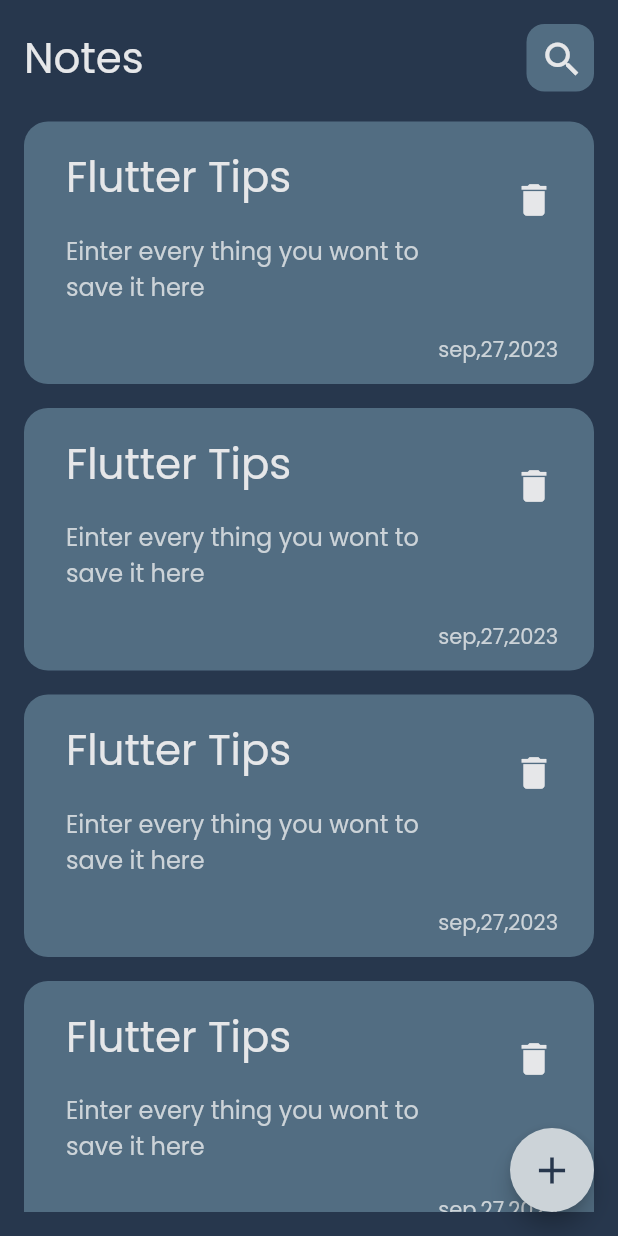
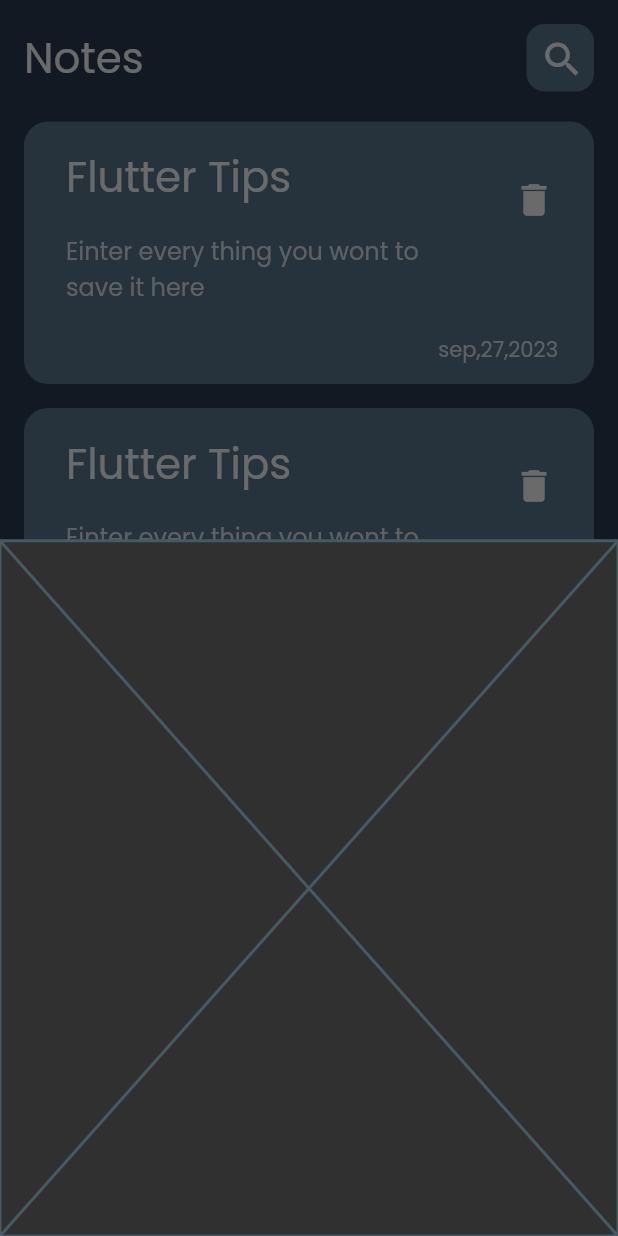
Before and after one commit to MohamedMohamedSaleh/notes_app, a Flutter app: the screen it shows after launch, after a tap on the "add" icon, on a phone screen of 412 x 824 dp. Run offline on Flutter 3.47's test engine with Material 2 defaults, Android fonts, the phone set to English and light mode, and no system bars.

Commit message:
add note bottom sheet

```diff
--- a/lib/main.dart
+++ b/lib/main.dart
@@ -1,5 +1,5 @@
 import 'package:flutter/material.dart';
-import 'package:notes_app/views/notes_view.dart';
+import 'views/notes_view.dart';
 
 import 'constants/colors.dart';
 
--- a/lib/views/notes_view.dart
+++ b/lib/views/notes_view.dart
@@ -1,7 +1,8 @@
 import 'package:flutter/material.dart';
-import 'package:notes_app/constants/colors.dart';
+import '/constants/colors.dart';
+import 'widgets/add_note_bottom_sheet.dart';
 
-import 'package:notes_app/views/widgets/notes_view_body.dart';
+import 'widgets/notes_view_body.dart';
 
 class NotesView extends StatelessWidget {
   const NotesView({super.key});
@@ -11,8 +12,18 @@ class NotesView extends StatelessWidget {
     return Scaffold(
       floatingActionButton: FloatingActionButton(
         backgroundColor: myBlackLight,
-        onPressed: () {},
-        child: Icon(Icons.add, size: 30,color: myBlack,),
+        onPressed: () {
+          showModalBottomSheet(
+              context: context,
+              builder: (context) {
+                return const AddNoteBottomSheet();
+              });
+        },
+        child: Icon(
+          Icons.add,
+          size: 30,
+          color: myBlack,
+        ),
       ),
       body: const NotesViewBody(),
     );
--- /dev/null
+++ b/lib/views/widgets/add_note_bottom_sheet.dart
@@ -0,0 +1,9 @@
+import 'package:flutter/material.dart';
+class AddNoteBottomSheet extends StatelessWidget {
+  const AddNoteBottomSheet({super.key});
+
+  @override
+  Widget build(BuildContext context) {
+    return const Placeholder();
+  }
+}
--- a/lib/views/widgets/custom_app_bar.dart
+++ b/lib/views/widgets/custom_app_bar.dart
@@ -1,5 +1,5 @@
 import 'package:flutter/material.dart';
-import 'package:notes_app/constants/colors.dart';
+import '../../constants/colors.dart';
 
 import 'custom_search_icon.dart';
 
--- a/lib/views/widgets/notes_list_view.dart
+++ b/lib/views/widgets/notes_list_view.dart
@@ -1,5 +1,5 @@
 import 'package:flutter/material.dart';
-import 'package:notes_app/views/widgets/custom_item_note.dart';
+import 'custom_item_note.dart';
 
 class NotesListview extends StatelessWidget {
   const NotesListview({super.key});
--- a/lib/views/widgets/notes_view_body.dart
+++ b/lib/views/widgets/notes_view_body.dart
@@ -1,5 +1,5 @@
 import 'package:flutter/material.dart';
-import 'package:notes_app/views/widgets/custom_app_bar.dart';
+import 'custom_app_bar.dart';
 
 import 'notes_list_view.dart';
 
```
